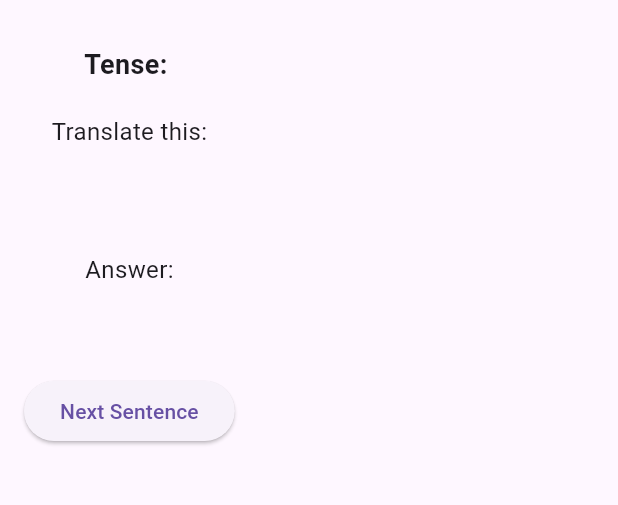
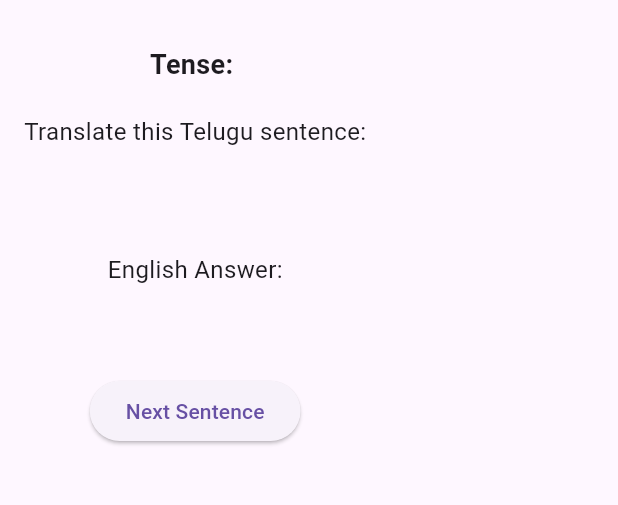
Before and after one commit to spokenenglishpraveen/spoken_english_app, a Flutter app: the AllTensesPage screen opened directly, on a phone screen of 412 x 824 dp, the part 63-568 px from its top. Run offline on Flutter 3.47's test engine with Material 3 defaults, Android fonts, the light colour scheme and no system bars; network calls fail.

Commit message:
Update all_tenses_page.dart

```diff
--- a/frontend/lib/screens/all_tenses_page.dart
+++ b/frontend/lib/screens/all_tenses_page.dart
@@ -47,11 +47,11 @@ class _AllTensesPageState extends State<AllTensesPage> {
           children: [
             Text('Tense: $tense', style: TextStyle(fontSize: 18, fontWeight: FontWeight.bold)),
             SizedBox(height: 20),
-            Text('Translate this:', style: TextStyle(fontSize: 16)),
+            Text('Translate this Telugu sentence:', style: TextStyle(fontSize: 16)),
             SizedBox(height: 10),
-            Text(telugu, style: TextStyle(fontSize: 20, color: Colors.blueAccent)),
+            Text(telugu, style: TextStyle(fontSize: 20, color: Colors.blue)),
             SizedBox(height: 30),
-            Text('Answer:', style: TextStyle(fontSize: 16)),
+            Text('English Answer:', style: TextStyle(fontSize: 16)),
             Text(english, style: TextStyle(fontSize: 20, color: Colors.green)),
             SizedBox(height: 30),
             ElevatedButton(
```
